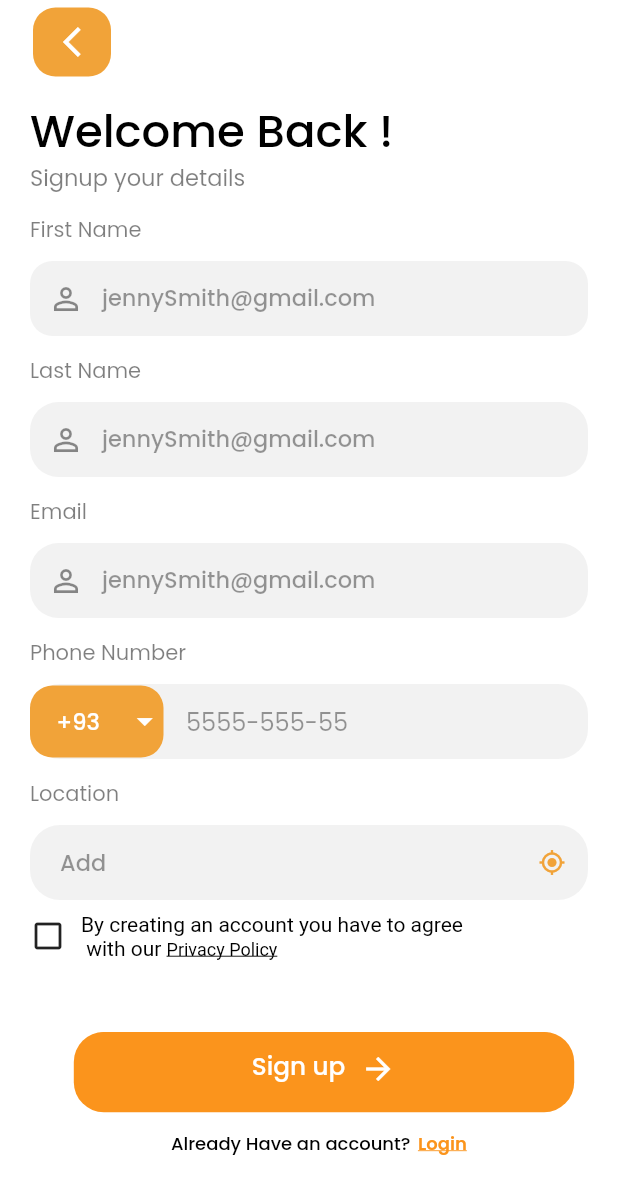
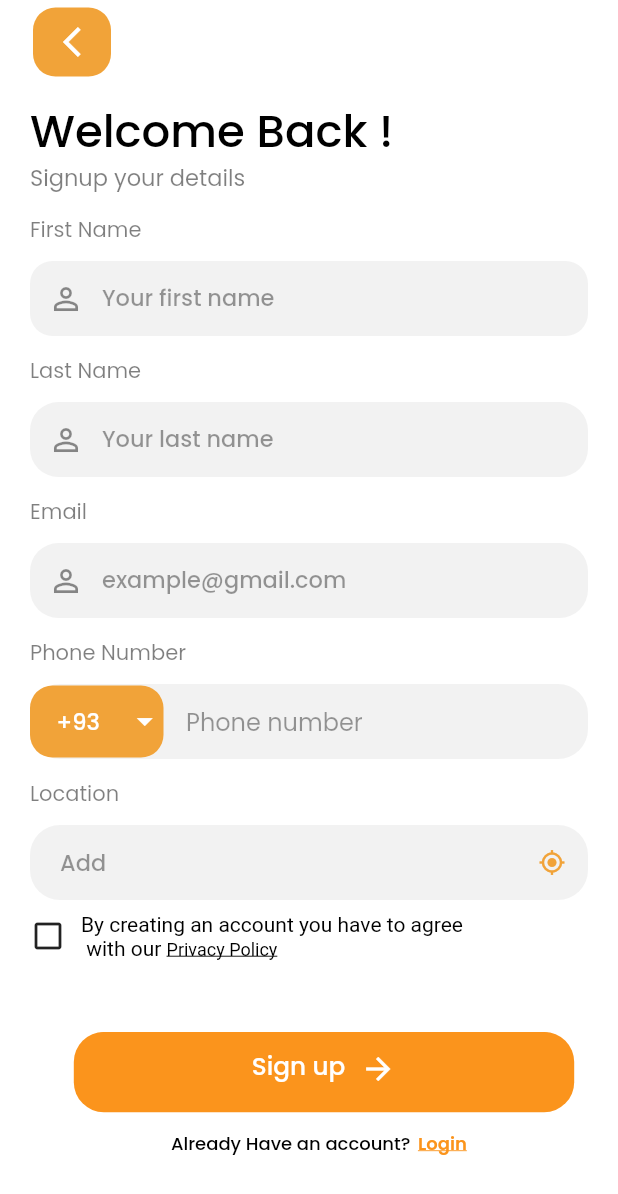
Before and after one commit to praween-kr/product-sell, a Flutter app: the SignUpScreen screen opened by its route, on a phone screen of 412 x 824 dp. Shown: the top 1194 px of the screen. Run offline on Flutter 3.47's test engine with Material 2 defaults, Android fonts, the phone set to English and light mode, and no system bars; drawn by our look-alikes of country_code_picker; our stand-ins replace animated_notch_bottom_bar, awesome_bottom_bar, dio, dotted_border, dropdown_button2, dropdown_search and 11 more; missing offline and left inert: adaptive_action_sheet, flex_color_picker, swipable_stack; accounts and stored records are empty.

Commit message:
Updated Code

```diff
--- a/lib/routes/app_routes.dart
+++ b/lib/routes/app_routes.dart
@@ -48,10 +48,31 @@ class AppRoutes {
       name: Routes.splashScreen,
       page: () => const SplashScreen(),
     ),
+
+    /// Auth ----------
     GetPage(
         name: Routes.loginScreen,
         page: () => LoginScreen(),
-        binding: LoginBinding()),
+        binding: AuthBinding()),
+    GetPage(
+        name: Routes.signupScreen,
+        page: () => SignUpScreen(),
+        binding: AuthBinding()),
+
+    GetPage(
+      name: Routes.passwordScreen,
+      page: () => PasswordScreen(),
+    ),
+    GetPage(
+      name: Routes.forgotScreen,
+      page: () => const ForgotScreen(),
+    ),
+    GetPage(
+      name: Routes.verificationScreen,
+      page: () => const VerificationScreen(),
+    ),
+
+    /// Home ----------
     GetPage(
       name: Routes.homeScreen,
       page: () => HomeScreen(),
@@ -63,18 +84,6 @@ class AppRoutes {
     GetPage(
       name: Routes.onboardingScreen,
       page: () => OnBoardingScreen(),
-    ),
-    GetPage(
-      name: Routes.passwordScreen,
-      page: () => PasswordScreen(),
-    ),
-    GetPage(
-      name: Routes.forgotScreen,
-      page: () => const ForgotScreen(),
-    ),
-    GetPage(
-      name: Routes.verificationScreen,
-      page: () => const VerificationScreen(),
     ),
     GetPage(
       name: Routes.menScreen,
@@ -103,10 +112,6 @@ class AppRoutes {
     GetPage(
       name: Routes.productScreen,
       page: () => ProductScreen(),
-    ),
-    GetPage(
-      name: Routes.signupScreen,
-      page: () => SignUpScreen(),
     ),
     GetPage(
       name: Routes.addNewCardScreen,
--- a/lib/routes/get_bindings.dart
+++ b/lib/routes/get_bindings.dart
@@ -1,7 +1,7 @@
 import 'package:get/get.dart';
 import 'package:oninto_flutter/common_controller/auth/auth_controller.dart';
 
-class LoginBinding extends Bindings {
+class AuthBinding extends Bindings {
   @override
   void dependencies() {
     Get.lazyPut(() => AuthController());
--- a/lib/service/apis.dart
+++ b/lib/service/apis.dart
@@ -6,4 +6,5 @@ class AppApis {
 
   /// API end points---------
   static String signin = '/login';
+  static String signUp = '/signUp';
 }
--- a/lib/views/authscreens/signup_screen.dart
+++ b/lib/views/authscreens/signup_screen.dart
@@ -2,6 +2,7 @@ import 'package:country_code_picker/country_code_picker.dart';
 import 'package:flutter/gestures.dart';
 import 'package:flutter/material.dart';
 import 'package:get/get.dart';
+import 'package:oninto_flutter/common_controller/auth/auth_controller.dart';
 import 'package:oninto_flutter/common_widget/app_textfield.dart';
 import 'package:oninto_flutter/common_widget/appbar.dart';
 import 'package:oninto_flutter/common_widget/color_constant.dart';
@@ -13,10 +14,11 @@ import '../settingScreen/cms_screen/cms_screen.dart';
 
 class SignUpScreen extends StatelessWidget {
   SignUpScreen({Key? key}) : super(key: key);
-  final RxBool tick = true.obs;
+  // final RxBool tick = true.obs;
   final RxBool pass = true.obs;
   int type = 0;
 
+  final AuthController authController = Get.find();
   @override
   Widget build(BuildContext context) {
     return Scaffold(
@@ -75,82 +77,62 @@ class SignUpScreen extends StatelessWidget {
                     fontWeight: FontWeight.w400,
                     textSize: 14,
                   ),
-                  const SizedBox(
-                    height: 12,
-                  ),
+                  const SizedBox(height: 12),
                   AppTextField(
+                    controller: authController.firstName,
                     height: 50,
                     borderRadius: BorderRadius.circular(15),
                     margin: const EdgeInsets.only(right: 20),
-                    title: "jennySmith@gmail.com",
+                    title: "Your first name",
                     prefix: const Icon(Icons.person_outline),
                     containerColor: AppColor.TextColor,
-                    contentPadding: const EdgeInsets.only(
-                      top: 30,
-                      left: 20,
-                    ),
+                    contentPadding: const EdgeInsets.only(top: 30, left: 20),
                   ),
-                  const SizedBox(
-                    height: 18,
-                  ),
+                  const SizedBox(height: 18),
                   const AppText(
                     text: "Last Name",
                     color: Color(0x80000000),
                     fontWeight: FontWeight.w400,
                     textSize: 14,
                   ),
-                  const SizedBox(
-                    height: 12,
-                  ),
+                  const SizedBox(height: 12),
                   AppTextField(
+                    controller: authController.lastName,
                     height: 50,
                     borderRadius: BorderRadius.circular(19),
                     margin: const EdgeInsets.only(right: 20),
-                    title: "jennySmith@gmail.com",
+                    title: "Your last name",
                     prefix: const Icon(Icons.person_outline),
                     containerColor: AppColor.TextColor,
-                    contentPadding: const EdgeInsets.only(
-                      top: 30,
-                      left: 20,
-                    ),
+                    contentPadding: const EdgeInsets.only(top: 30, left: 20),
                   ),
-                  const SizedBox(
-                    height: 18,
-                  ),
+                  const SizedBox(height: 18),
                   const AppText(
-                    text: "Email",
-                    color: Color(0x80000000),
-                    fontWeight: FontWeight.w400,
-                    textSize: 14,
-                  ),
-                  const SizedBox(
-                    height: 12,
-                  ),
+                      text: "Email",
+                      color: Color(0x80000000),
+                      fontWeight: FontWeight.w400,
+                      textSize: 14),
+                  const SizedBox(height: 12),
                   AppTextField(
+                    controller: authController.email,
                     height: 50,
                     borderRadius: BorderRadius.circular(19),
                     margin: const EdgeInsets.only(right: 20),
-                    title: "jennySmith@gmail.com",
+                    title: "example@gmail.com",
                     prefix: const Icon(Icons.person_outline),
                     containerColor: AppColor.TextColor,
-                    contentPadding: const EdgeInsets.only(
-                      top: 30,
-                      left: 20,
-                    ),
+                    contentPadding: const EdgeInsets.only(top: 30, left: 20),
                   ),
-                  const SizedBox(
-                    height: 18,
-                  ),
+                  const SizedBox(height: 18),
                   const AppText(
                     text: "Phone Number",
                     color: Color(0x80000000),
                     fontWeight: FontWeight.w400,
                     textSize: 14,
                   ),
-                  const SizedBox(
-                    height: 12,
-                  ),
+                  const SizedBox(height: 12),
                   AppTextField(
+                    controller: authController.phone,
                     height: 50,
                     margin: const EdgeInsets.only(right: 20),
                     borderRadius: BorderRadius.circular(20),
@@ -161,43 +143,42 @@ class SignUpScreen extends StatelessWidget {
                       decoration: const BoxDecoration(
                           color: AppColor.appcolor,
                           borderRadius: BorderRadius.all(Radius.circular(15))),
-                      child: const Row(
+                      child: Row(
                         mainAxisSize: MainAxisSize.min,
                         children: [
                           CountryCodePicker(
                             padding: EdgeInsets.zero,
-                            textStyle:
-                                TextStyle(color: Colors.white, fontSize: 15),
+                            textStyle: const TextStyle(
+                                color: Colors.white, fontSize: 15),
                             enabled: true,
                             showFlag: false,
-                            alignLeft: false,
+                            onChanged: (CountryCode country) {
+                              if (country.dialCode != null) {
+                                authController.countryCode.value =
+                                    country.dialCode!.split('+').last;
+                              }
+                            },
                           ),
-                          Icon(
-                            Icons.arrow_drop_down,
-                            color: Colors.white,
-                            size: 25,
-                          ),
+                          const Icon(Icons.arrow_drop_down,
+                              color: Colors.white, size: 25)
                         ],
                       ),
                     ),
-                    title: "5555-555-55",
+                    title: "Phone number",
                     style: const TextStyle(color: AppColor.blackColor),
                     contentPadding: const EdgeInsets.only(right: 2.0),
-                    maxLength: 8,
+                    maxLength: 15,
                   ),
-                  const SizedBox(
-                    height: 18,
-                  ),
+                  const SizedBox(height: 18),
                   const AppText(
                     text: "Location",
                     color: Color(0x80000000),
                     fontWeight: FontWeight.w400,
                     textSize: 14,
                   ),
-                  const SizedBox(
-                    height: 12.0,
-                  ),
+                  const SizedBox(height: 12.0),
                   AppTextField(
+                    controller: authController.location,
                     height: 50,
                     margin: const EdgeInsets.only(right: 20),
                     borderRadius: BorderRadius.circular(20),
@@ -210,15 +191,46 @@ class SignUpScreen extends StatelessWidget {
                       color: AppColor.appcolor,
                     ),
                   ),
+                  // AutoCompleteLocation().getLoc(context,
+                  //     locationController: controller.location.value,
+                  //     cordinates: (lng, lat) {
+                  //   controller.latitude.value = lat ?? '';
+                  //   controller.longitude.value = lng ?? '';
+                  //   // homeController.latitudePickUp.value = lat ?? '';
+                  //   // homeController.longitudePickUp.value = lng ?? '';
+                  // }, location: (loc) {
+                  //   controller.location.value.text = loc ?? '';
+                  // }),
+                  // GooglePlacesAutoCompleteTextFormField(
+                  //     textEditingController: TextEditingController(),
+                  //     googleAPIKey: "AIzaSyDGxkyWAlm8QrBJDT22ph0Y0CtxOFDHUL0",
+                  //     proxyURL:
+                  //         "https://your-proxy.com/", // only needed if you build for the web
+                  //     debounceTime: 400, // defaults to 600 ms,
+                  //     countries: const [
+                  //       "de"
+                  //     ], // optional, by default the list is empty (no restrictions)
+                  //     isLatLngRequired:
+                  //         true, // if you require the coordinates from the place details
+                  //     getPlaceDetailWithLatLng: (prediction) {
+                  //       // this method will return latlng with place detail
+                  //       print("placeDetails${prediction.lng}");
+                  //     }, // this callback is called when isLatLngRequired is true
+                  //     itmClick: (prediction) {
+                  //       //  controller.text = prediction.description;
+                  //       //   controller.selection = TextSelection.fromPosition(TextPosition(offset: prediction.description.length));
+                  //     }),
                   const SizedBox(height: 8),
                   Obx(
                     () => Row(
                       children: [
                         GestureDetector(
                           onTap: () {
-                            tick.value = !tick.value;
+                            // tick.value = !tick.value;
+                            authController.agree.value =
+                                !authController.agree.value;
                           },
-                          child: tick.value
+                          child: !authController.agree.value
                               ? const Icon(
                                   Icons.check_box_outline_blank_outlined)
                               : const Icon(Icons.check_box),
@@ -253,8 +265,9 @@ class SignUpScreen extends StatelessWidget {
                   ),
                   const SizedBox(height: 28),
                   GestureDetector(
-                    onTap: () {
-                      Get.toNamed(Routes.verificationScreen);
+                    onTap: () async {
+                      // Get.toNamed(Routes.verificationScreen);
+                      await authController.signup();
                     },
                     child: Center(
                       child: Container(
--- a/pubspec.yaml
+++ b/pubspec.yaml
@@ -61,6 +61,7 @@ dependencies:
   lottie: ^2.7.0
   fluttertoast: ^8.2.2
   firebase_messaging: ^14.7.2
+  google_places_autocomplete_text_field: ^0.1.2
 
 
 dev_dependencies:
```
Also changed, not shown: lib/common_controller/auth/auth_controller.dart (+25 -17 lines), lib/service/api_requests.dart (+45 -36 lines), pubspec.lock, 1 other file.
